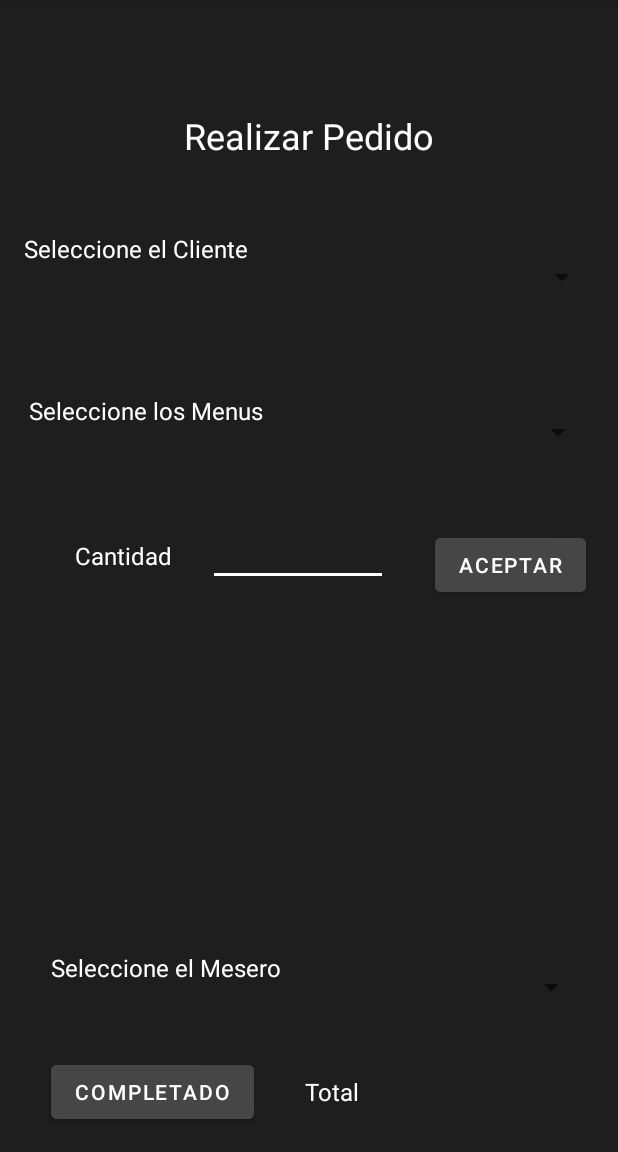
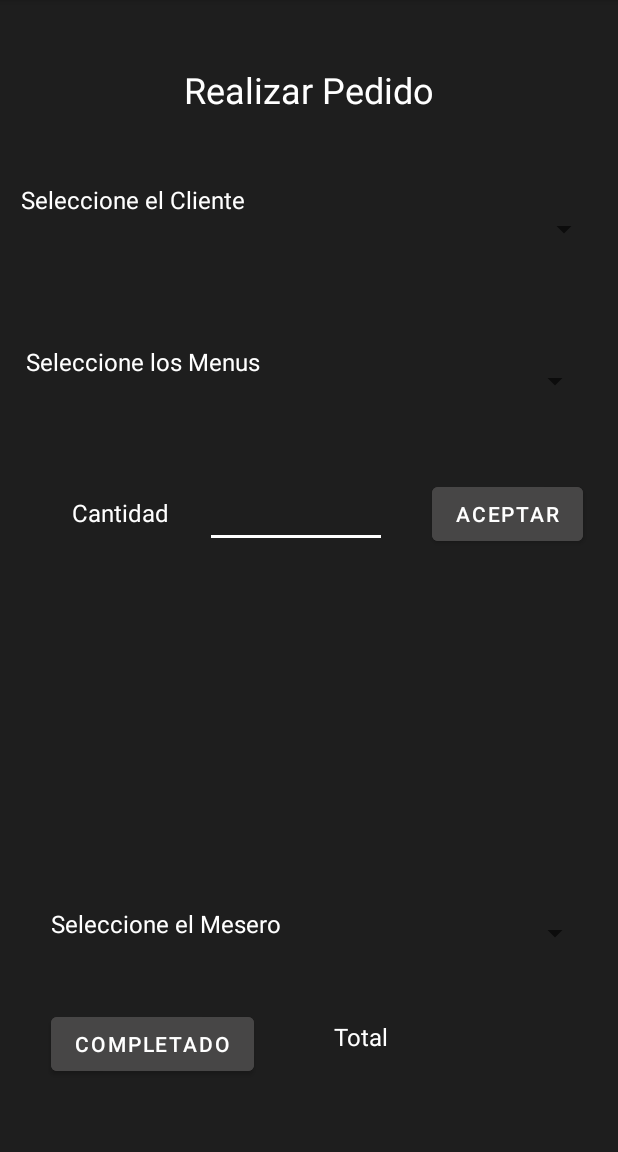
Before and after one commit to JRyako/PDM_2021_III_P2_PROYECTO2, an Android app: the activityPedido screen opened directly, with no data from a screen before it, on a phone screen of 412 x 824 dp, the part 84-1236 px from its top. Run offline under Robolectric (Android 15) with nearby library versions, the phone set to English and light mode, and no system bars.

Commit message:
layout pedido

```diff
--- a/app/src/main/res/layout/activity_realizar_pedido.xml
+++ b/app/src/main/res/layout/activity_realizar_pedido.xml
@@ -7,25 +7,36 @@
     android:background="@drawable/fondogris"
     tools:context=".activityPedido">
 
+    <Spinner
+        android:id="@+id/spnSeleccionarEmpleadoMesero"
+        android:layout_width="0dp"
+        android:layout_height="48dp"
+        android:layout_marginTop="22dp"
+        android:layout_marginEnd="18dp"
+        android:layout_marginBottom="19dp"
+        app:layout_constraintBottom_toTopOf="@+id/btnCompletarPedido"
+        app:layout_constraintEnd_toEndOf="parent"
+        app:layout_constraintStart_toEndOf="@+id/txvSeleccionarEmpleadoMesero"
+        app:layout_constraintTop_toBottomOf="@+id/lstViewMenusdelPedido" />
+
     <TextView
-        android:id="@+id/txvRealizarPedido"
+        android:id="@+id/textViewTO"
         android:layout_width="wrap_content"
         android:layout_height="wrap_content"
-        android:layout_marginTop="74dp"
-        android:text="Realizar Pedido"
+        android:layout_marginTop="34dp"
+        android:text="Total"
         android:textColor="#FFFFFF"
-        android:textSize="24sp"
-        app:layout_constraintEnd_toEndOf="parent"
-        app:layout_constraintStart_toStartOf="parent"
-        app:layout_constraintTop_toTopOf="parent" />
+        android:textSize="16sp"
+        app:layout_constraintStart_toStartOf="@+id/spnSeleccionarEmpleadoMesero"
+        app:layout_constraintTop_toBottomOf="@+id/spnSeleccionarEmpleadoMesero" />
 
     <Spinner
         android:id="@+id/spnSeleccionarCliente"
         android:layout_width="0dp"
-        android:layout_height="51dp"
+        android:layout_height="48dp"
         android:layout_marginTop="48dp"
-        android:layout_marginEnd="13dp"
-        android:layout_marginBottom="48dp"
+        android:layout_marginEnd="12dp"
+        android:layout_marginBottom="49dp"
         app:layout_constraintBottom_toTopOf="@+id/spnSeleccionarVariosMenus"
         app:layout_constraintEnd_toEndOf="parent"
         app:layout_constraintStart_toEndOf="@+id/txvSeleccionarCliente"
@@ -34,70 +45,125 @@
     <Spinner
         android:id="@+id/spnSeleccionarVariosMenus"
         android:layout_width="0dp"
-        android:layout_height="51dp"
-        android:layout_marginTop="77dp"
-        android:layout_marginEnd="16dp"
+        android:layout_height="48dp"
+        android:layout_marginTop="76dp"
+        android:layout_marginEnd="18dp"
         android:layout_marginBottom="78dp"
-        app:layout_constraintBottom_toBottomOf="@+id/btnIngresarMenuAList"
+        app:layout_constraintBottom_toBottomOf="@+id/txtCantidad"
         app:layout_constraintEnd_toEndOf="parent"
         app:layout_constraintStart_toEndOf="@+id/txvSeleccionarVariosMenus"
         app:layout_constraintTop_toBottomOf="@+id/txvSeleccionarCliente" />
-
-    <Spinner
-        android:id="@+id/spnSeleccionarEmpleadoMesero"
-        android:layout_width="0dp"
-        android:layout_height="48dp"
-        android:layout_marginStart="7dp"
-        android:layout_marginTop="28dp"
-        android:layout_marginEnd="7dp"
-        android:layout_marginBottom="35dp"
-        app:layout_constraintBottom_toTopOf="@+id/textViewTO"
-        app:layout_constraintEnd_toEndOf="@+id/spnSeleccionarCliente"
-        app:layout_constraintStart_toStartOf="@+id/spnSeleccionarCliente"
-        app:layout_constraintTop_toBottomOf="@+id/lstViewMenusdelPedido" />
 
     <Button
         android:id="@+id/btnCompletarPedido"
         android:layout_width="wrap_content"
         android:layout_height="wrap_content"
         android:layout_marginStart="34dp"
-        android:layout_marginBottom="16dp"
+        android:layout_marginBottom="48dp"
         android:backgroundTint="#474646"
         android:text="Completado"
         app:layout_constraintBottom_toBottomOf="parent"
         app:layout_constraintStart_toStartOf="parent" />
 
     <TextView
+        android:id="@+id/txvRealizarPedido"
+        android:layout_width="wrap_content"
+        android:layout_height="wrap_content"
+        android:layout_marginTop="43dp"
+        android:text="Realizar Pedido"
+        android:textColor="#FFFFFF"
+        android:textSize="24sp"
+        app:layout_constraintEnd_toEndOf="parent"
+        app:layout_constraintStart_toStartOf="parent"
+        app:layout_constraintTop_toTopOf="parent" />
+
+    <TextView
         android:id="@+id/txvSeleccionarEmpleadoMesero"
         android:layout_width="wrap_content"
         android:layout_height="wrap_content"
         android:layout_marginStart="34dp"
-        android:layout_marginBottom="112dp"
+        android:layout_marginEnd="35dp"
+        android:layout_marginBottom="45dp"
         android:text="Seleccione el Mesero"
         android:textColor="#FFFFFF"
         android:textSize="16sp"
-        app:layout_constraintBottom_toBottomOf="parent"
+        app:layout_constraintBottom_toTopOf="@+id/btnCompletarPedido"
+        app:layout_constraintEnd_toStartOf="@+id/spnSeleccionarEmpleadoMesero"
+        app:layout_constraintStart_toStartOf="parent" />
+
+    <TextView
+        android:id="@+id/txvCantidad"
+        android:layout_width="wrap_content"
+        android:layout_height="wrap_content"
+        android:layout_marginStart="48dp"
+        android:layout_marginEnd="24dp"
+        android:text="Cantidad"
+        android:textColor="#FFFFFF"
+        android:textSize="16sp"
+        app:layout_constraintBaseline_toBaselineOf="@+id/txtCantidad"
+        app:layout_constraintEnd_toStartOf="@+id/txtCantidad"
         app:layout_constraintStart_toStartOf="parent" />
 
     <TextView
         android:id="@+id/txvSeleccionarCliente"
         android:layout_width="wrap_content"
         android:layout_height="wrap_content"
-        android:layout_marginStart="16dp"
-        android:layout_marginTop="48dp"
+        android:layout_marginStart="14dp"
+        android:layout_marginTop="122dp"
         android:layout_marginEnd="49dp"
         android:text="Seleccione el Cliente"
         android:textColor="#FFFFFF"
         android:textSize="16sp"
         app:layout_constraintEnd_toStartOf="@+id/spnSeleccionarCliente"
         app:layout_constraintStart_toStartOf="parent"
+        app:layout_constraintTop_toTopOf="parent" />
+
+    <EditText
+        android:id="@+id/txtCantidad"
+        android:layout_width="0dp"
+        android:layout_height="48dp"
+        android:layout_marginTop="223dp"
+        android:layout_marginEnd="30dp"
+        android:layout_marginBottom="222dp"
+        android:backgroundTint="#FFFFFF"
+        android:ems="10"
+        android:inputType="number"
+        android:textColor="#FFFFFF"
+        android:textColorHint="#FFFFFF"
+        app:layout_constraintBottom_toTopOf="@+id/txvSeleccionarEmpleadoMesero"
+        app:layout_constraintEnd_toStartOf="@+id/btnIngresarMenuAList"
+        app:layout_constraintStart_toEndOf="@+id/txvCantidad"
         app:layout_constraintTop_toBottomOf="@+id/txvRealizarPedido" />
+
+    <Button
+        android:id="@+id/btnIngresarMenuAList"
+        android:layout_width="wrap_content"
+        android:layout_height="wrap_content"
+        android:layout_marginEnd="23dp"
+        android:backgroundTint="#474646"
+        android:text="Aceptar"
+        app:layout_constraintBaseline_toBaselineOf="@+id/txtCantidad"
+        app:layout_constraintEnd_toEndOf="parent"
+        app:layout_constraintStart_toEndOf="@+id/txtCantidad" />
+
+    <ListView
+        android:id="@+id/lstViewMenusdelPedido"
+        android:layout_width="0dp"
+        android:layout_height="171dp"
+        android:layout_marginStart="17dp"
+        android:layout_marginTop="107dp"
+        android:layout_marginEnd="17dp"
+        android:layout_marginBottom="107dp"
+        app:layout_constraintBottom_toTopOf="@+id/textView2"
+        app:layout_constraintEnd_toEndOf="parent"
+        app:layout_constraintStart_toStartOf="parent"
+        app:layout_constraintTop_toBottomOf="@+id/spnSeleccionarVariosMenus" />
 
     <TextView
         android:id="@+id/txvSeleccionarVariosMenus"
         android:layout_width="wrap_content"
         android:layout_height="wrap_content"
-        android:layout_marginStart="19dp"
+        android:layout_marginStart="17dp"
         android:layout_marginEnd="40dp"
         android:text="Seleccione los Menus"
         android:textColor="#FFFFFF"
@@ -107,81 +173,14 @@
         app:layout_constraintTop_toTopOf="@+id/spnSeleccionarVariosMenus" />
 
     <TextView
-        android:id="@+id/txvCantidad"
-        android:layout_width="wrap_content"
-        android:layout_height="wrap_content"
-        android:layout_marginEnd="24dp"
-        android:text="Cantidad"
-        android:textColor="#FFFFFF"
-        android:textSize="16sp"
-        app:layout_constraintBaseline_toBaselineOf="@+id/txtCantidad"
-        app:layout_constraintEnd_toStartOf="@+id/txtCantidad" />
-
-    <ListView
-        android:id="@+id/lstViewMenusdelPedido"
-        android:layout_width="0dp"
-        android:layout_height="0dp"
-        android:layout_marginStart="19dp"
-        android:layout_marginTop="53dp"
-        android:layout_marginEnd="19dp"
-        android:layout_marginBottom="50dp"
-        app:layout_constraintBottom_toBottomOf="@+id/txvSeleccionarEmpleadoMesero"
-        app:layout_constraintEnd_toEndOf="parent"
-        app:layout_constraintStart_toStartOf="parent"
-        app:layout_constraintTop_toTopOf="@+id/txvCantidad" />
-
-    <Button
-        android:id="@+id/btnIngresarMenuAList"
-        android:layout_width="wrap_content"
-        android:layout_height="wrap_content"
-        android:layout_marginEnd="21dp"
-        android:layout_marginBottom="12dp"
-        android:backgroundTint="#474646"
-        android:text="Aceptar"
-        app:layout_constraintBottom_toTopOf="@+id/lstViewMenusdelPedido"
-        app:layout_constraintEnd_toEndOf="parent" />
-
-    <EditText
-        android:id="@+id/txtCantidad"
-        android:layout_width="120dp"
-        android:layout_height="43dp"
-        android:layout_marginStart="138dp"
-        android:layout_marginTop="329dp"
-        android:layout_marginEnd="137dp"
-        android:layout_marginBottom="330dp"
-        android:backgroundTint="#FFFFFF"
-        android:ems="10"
-        android:inputType="number"
-        android:textColor="#FFFFFF"
-        android:textColorHint="#FFFFFF"
-        app:layout_constraintBottom_toBottomOf="@+id/textViewTO"
-        app:layout_constraintEnd_toEndOf="@+id/spnSeleccionarVariosMenus"
-        app:layout_constraintStart_toStartOf="parent"
-        app:layout_constraintTop_toTopOf="parent" />
-
-    <TextView
-        android:id="@+id/textViewTO"
-        android:layout_width="wrap_content"
-        android:layout_height="wrap_content"
-        android:layout_marginStart="34dp"
-        android:layout_marginBottom="29dp"
-        android:text="Total"
-        android:textColor="#FFFFFF"
-        android:textSize="16sp"
-        app:layout_constraintBottom_toBottomOf="parent"
-        app:layout_constraintStart_toEndOf="@+id/btnCompletarPedido" />
-
-    <TextView
         android:id="@+id/textView2"
         android:layout_width="wrap_content"
         android:layout_height="wrap_content"
-        android:layout_marginStart="85dp"
-        android:layout_marginEnd="85dp"
-        android:layout_marginBottom="32dp"
+        android:layout_marginEnd="80dp"
+        android:layout_marginBottom="59dp"
         android:text=""
         android:textColor="#FFFFFF"
         app:layout_constraintBottom_toBottomOf="parent"
-        app:layout_constraintEnd_toEndOf="parent"
-        app:layout_constraintStart_toEndOf="@+id/textViewTO" />
+        app:layout_constraintEnd_toEndOf="parent" />
 
 </androidx.constraintlayout.widget.ConstraintLayout>
```
